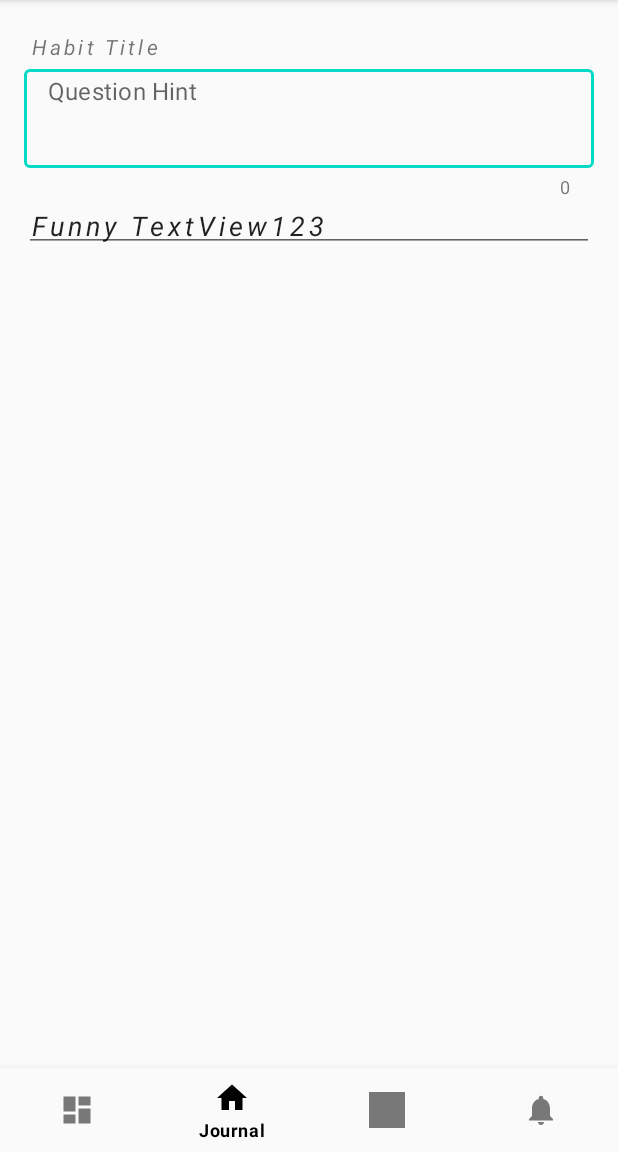
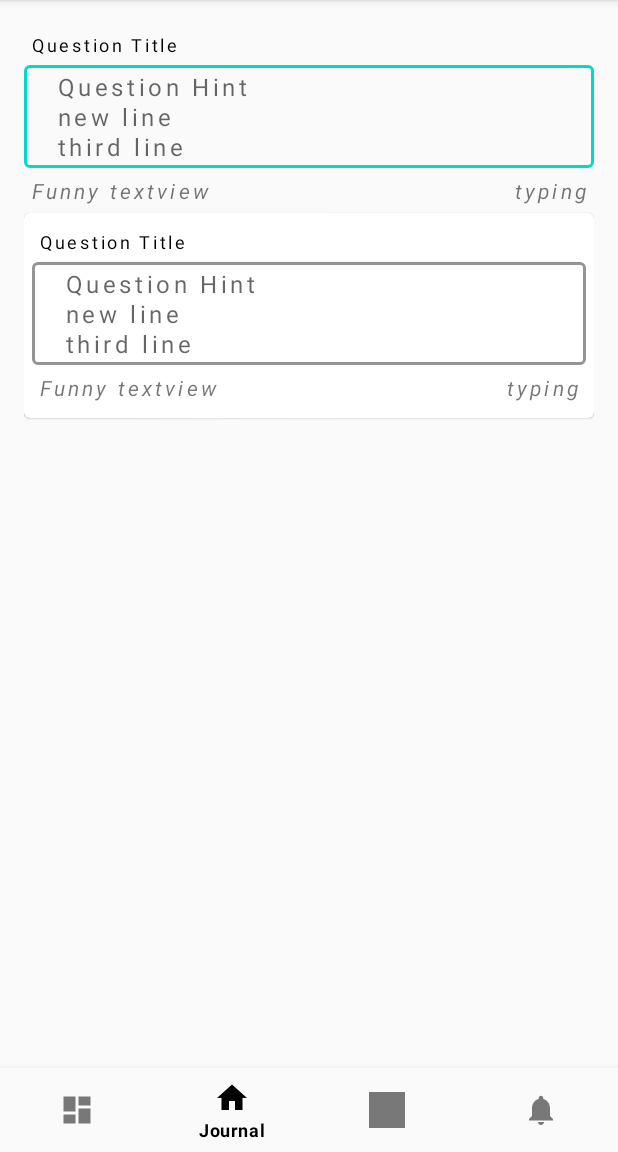
Before and after one commit to dkahir/Life-Mastery, an Android app: the AddHabitFragment screen opened directly, with no data from a screen before it, on a phone screen of 412 x 824 dp, the part 84-1236 px from its top. Run offline under Robolectric (Android 15) with nearby library versions, the phone set to English and light mode, and no system bars; our stand-ins replace Dagger/Hilt's generated code, RxJava; 2 statements that could not run were skipped.

Commit message:
Room question view with Cardview

```diff
--- /dev/null
+++ b/app/src/main/java/com/devahir/mastery/ui/component/QuestionCardView.kt
@@ -0,0 +1,23 @@
+package com.devahir.mastery.ui.component
+
+import android.content.Context
+import android.util.AttributeSet
+import android.view.LayoutInflater
+import com.devahir.mastery.R
+import com.google.android.material.card.MaterialCardView
+
+class QuestionCardView : MaterialCardView {
+    constructor(context: Context) : super(context)
+    constructor(context: Context, attrs: AttributeSet?) : super(context, attrs)
+
+    constructor(context: Context, attrs: AttributeSet?, defStyleAttr: Int) : super(
+        context,
+        attrs,
+        defStyleAttr
+    )
+
+    init {
+        val view = LayoutInflater.from(context).inflate(R.layout.question_card_view, this, true)
+    }
+
+}
--- a/app/src/main/res/layout/content_main_add_habit.xml
+++ b/app/src/main/res/layout/content_main_add_habit.xml
@@ -21,37 +21,16 @@
             app:layout_constraintTop_toTopOf="parent"
             tools:text="Habit Title" />
 
-        <!--<com.google.android.material.textfield.TextInputLayout
-            android:id="@+id/content"
-            style="@style/TextInputLayoutStyle"
+        <com.devahir.mastery.ui.component.QuestionCardView
+            android:id="@+id/subject2"
             android:layout_width="0dp"
             android:layout_height="wrap_content"
-            android:layout_marginTop="10dp"
-            android:autofillHints=""
-            android:background="@drawable/ic_line"
-            android:gravity="start"
-            android:hint="Habit Title"
-            android:lines="4"
-            android:padding="5dp"
-            android:textAlignment="viewStart"
-            app:hintTextAppearance="@style/TextAppearance.App.TextInputLayout"
-            app:hintTextColor="@color/colorAccent"
+            android:text="Habit Title"
+            android:textStyle="italic"
             app:layout_constraintEnd_toEndOf="parent"
             app:layout_constraintStart_toStartOf="parent"
-            app:layout_constraintTop_toBottomOf="@+id/subject"
-            app:passwordToggleEnabled="true"
-            tools:text="Habit Title">
+            app:layout_constraintTop_toBottomOf="@id/subject"
+            tools:text="Habit Title" />
 
-            <com.google.android.material.textfield.TextInputEditText
-                android:id="@+id/password_textInputEditText"
-                android:layout_width="match_parent"
-                android:layout_height="wrap_content"
-                android:hint="Password"
-                android:inputType="textPassword"
-                android:singleLine="true"
-                android:textColor="@color/black"
-                android:textSize="16sp" />
-
-        </com.google.android.material.textfield.TextInputLayout>-->
     </androidx.constraintlayout.widget.ConstraintLayout>
 </merge>
--- /dev/null
+++ b/app/src/main/res/layout/question_card_view.xml
@@ -0,0 +1,13 @@
+<?xml version="1.0" encoding="utf-8"?>
+
+<com.devahir.mastery.ui.component.QuestionView xmlns:android="http://schemas.android.com/apk/res/android"
+    xmlns:app="http://schemas.android.com/apk/res-auto"
+    xmlns:tools="http://schemas.android.com/tools"
+    android:id="@+id/question_title_text_view"
+    android:layout_width="match_parent"
+    android:layout_height="wrap_content"
+    android:padding="5dp"
+    android:text="Question Title"
+    android:textColor="@color/black"
+    tools:context=".ui.habit.add.AddHabitActivity"
+    tools:text="Question Title" />
--- a/app/src/main/res/layout/question_view.xml
+++ b/app/src/main/res/layout/question_view.xml
@@ -8,39 +8,41 @@
     tools:context=".ui.habit.add.AddHabitActivity">
 
     <com.devahir.mastery.ui.component.MasteryTextView
-        android:id="@+id/subject"
+        android:id="@+id/question_title_text_view"
         android:layout_width="0dp"
         android:layout_height="wrap_content"
         android:padding="5dp"
-        android:text="Habit Title"
-        android:textStyle="italic"
+        android:text="Question Title"
+        android:textColor="@color/black"
+        android:textSize="12sp"
+        android:textStyle="normal"
         app:layout_constraintEnd_toEndOf="parent"
         app:layout_constraintStart_toStartOf="parent"
         app:layout_constraintTop_toTopOf="parent"
-        tools:text="Habit Title123" />
+        tools:text="Question Title" />
+
 
     <com.google.android.material.textfield.TextInputLayout
-        android:id="@+id/answer_textInputLayout"
+        android:id="@+id/answer_text_input_layout"
         style="@style/TextInputLayoutStyle"
         android:layout_width="0dp"
         android:layout_height="wrap_content"
         android:autofillHints=""
         android:gravity="start"
         android:textAlignment="viewStart"
-        app:counterEnabled="true"
         app:hintEnabled="false"
         app:hintTextAppearance="@style/TextAppearance.App.TextInputLayout"
         app:hintTextColor="@color/colorAccent"
         app:layout_constraintEnd_toEndOf="parent"
         app:layout_constraintStart_toStartOf="parent"
-        app:layout_constraintTop_toBottomOf="@+id/subject">
+        app:layout_constraintTop_toBottomOf="@+id/question_title_text_view">
 
-        <com.google.android.material.textfield.TextInputEditText
-            android:id="@+id/answer_textInputEditText"
+        <com.devahir.mastery.ui.component.MasteryEditText
+            android:id="@+id/answer_edit_text"
             android:layout_width="match_parent"
             android:layout_height="wrap_content"
             android:gravity="start"
-            android:hint="Question Hint "
+            android:hint=" Question Hint \n new line \n third line"
             android:inputType="textMultiLine"
             android:lines="3"
             android:maxLines="5"
@@ -51,15 +53,26 @@
 
     </com.google.android.material.textfield.TextInputLayout>
 
-    <com.devahir.mastery.ui.component.MasteryEditText
-        android:id="@+id/funny_text_view"
+    <com.devahir.mastery.ui.component.MasteryTextView
+        android:id="@+id/funny_comment_text_view"
         android:layout_width="0dp"
         android:layout_height="wrap_content"
         android:padding="5dp"
-        android:text="Funny TextView123"
+        android:text="Funny textview "
         android:textStyle="italic"
         app:layout_constraintEnd_toEndOf="parent"
         app:layout_constraintStart_toStartOf="parent"
-        app:layout_constraintTop_toBottomOf="@id/answer_textInputLayout"
-         />
+        app:layout_constraintTop_toBottomOf="@id/answer_text_input_layout"
+        tools:text="Funny text view" />
+
+    <com.devahir.mastery.ui.component.MasteryTextView
+        android:id="@+id/answer_status_text_view"
+        android:layout_width="wrap_content"
+        android:layout_height="wrap_content"
+        android:padding="5dp"
+        android:text="typing"
+        android:textStyle="italic"
+        app:layout_constraintEnd_toEndOf="@id/answer_text_input_layout"
+        app:layout_constraintTop_toBottomOf="@id/answer_text_input_layout"
+        tools:text="typing" />
 </merge>
```
Also changed, not shown: app/src/main/java/com/devahir/mastery/ui/component/QuestionView.kt (+45 -12 lines).
